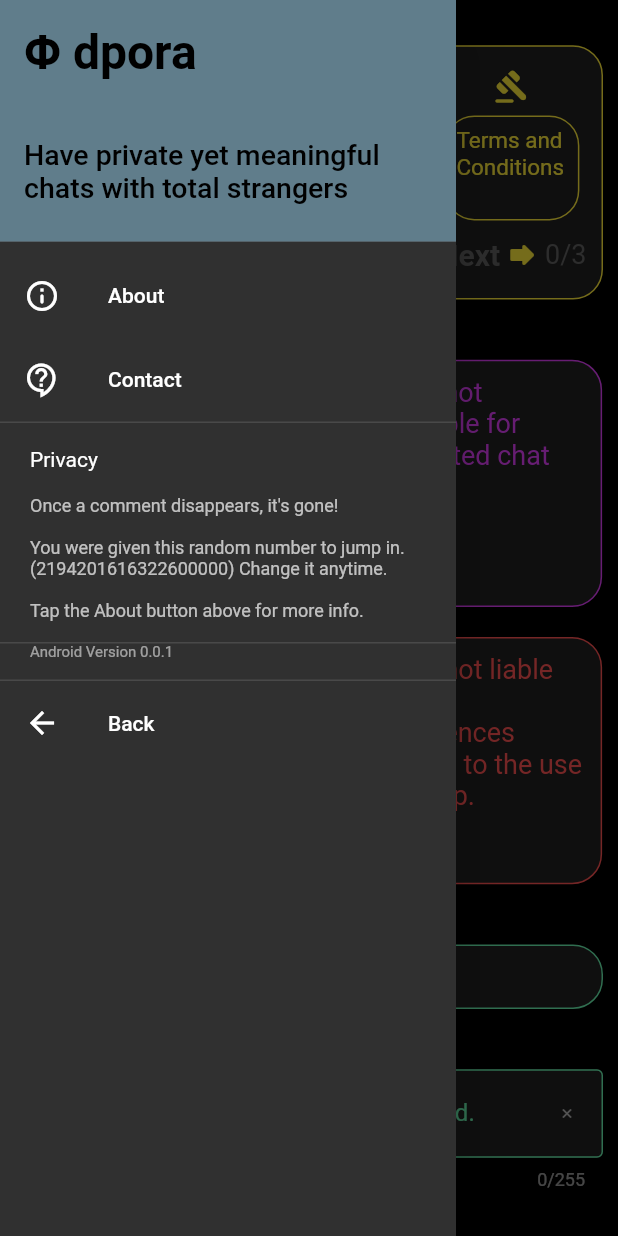
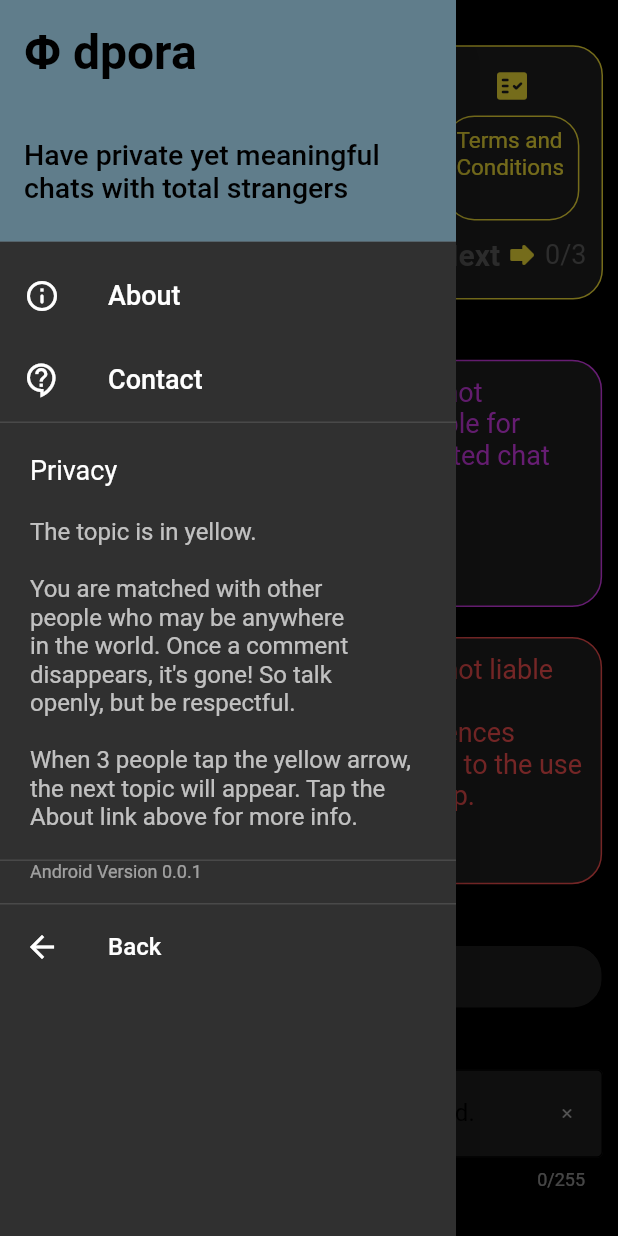
Before and after one commit to cosmobi/dpora, a Flutter app: the screen it shows after launch, with the side drawer open, on a phone screen of 412 x 824 dp. Run offline on Flutter 3.47's test engine with Material 2 defaults, Android fonts, the phone set to English and light mode, and no system bars; our stand-ins replace connectivity, firebase_auth, firebase_core, firebase_database, share_plus; accounts and stored records are empty.

Commit message:
Can fetch user info to display assigned group and color

```diff
--- a/lib/local_import.dart
+++ b/lib/local_import.dart
@@ -1,5 +1,3 @@
-import 'package:connectivity/connectivity.dart';
-import 'dart:math';
 
 // TODO: Stimuli totals need to be updated before every app release!
 final int totalAds = 1;
@@ -18,23 +16,12 @@ final int totalTrivia = 132;
 final int totalStimuli = 2456; // Total Sum
 // *******************************************************
 
-// Generate an UUID
-String milliseconds = DateTime.now().millisecondsSinceEpoch.toString();
-Random generateRandom = new Random();
-String randomNumber = generateRandom.nextInt(1000000).toString();
-final String uuid = randomNumber + milliseconds;
-
-// Random ID example: r4me6vuiRqQnJ*GoToTheMoon!
-
-// If mobile data and/or wifi are turned off then tell the
-// user (as a stimulus and snackbar) to turn on one or both.
-bool airplaneMode = false;
-void checkConnectivity() async {
-  var connectivityResult = await (Connectivity().checkConnectivity());
-  if (connectivityResult == ConnectivityResult.none) {
-    airplaneMode = true;
-  }
-}
+// To generate an UID (eg, r4me6vuiRqQnJ*GoToTheMoon), if needed...
+// then import 'dart:math'; at the top and uncomment these lines...
+// String milliseconds = DateTime.now().millisecondsSinceEpoch.toString();
+// Random generateRandom = new Random();
+// String randomNumber = generateRandom.nextInt(1000000).toString();
+// final String uid = randomNumber + milliseconds;
 
 // Will be used to hold platform identification
 String platform;
@@ -43,12 +30,20 @@ String platform;
 DateTime nowDate = new DateTime.now();
 String nowYear = new DateTime(nowDate.year).toString().substring(0, 4);
 final String copyright = 'Copyright © 2020-' + nowYear + ' dpora';
+// And use this as default timestamp
+int milliEpoch = nowDate.millisecondsSinceEpoch;
 
 // Set the opacity and duration for fading text
 double userOpacity = 1.0;
 double chatOpacity = 1.0;
 int userFadeTime = 10; // in seconds
 int chatFadeTime = 10;
+
+// dporian info
+int userBoots = 0;
+int userBootstamp = milliEpoch;
+String userColorString = '';
+String userGroup = '';
 
 // Create lists (decks) containing all the stimuli counts
 // These decks will be shuffled later to choose a random entry
@@ -91,29 +86,26 @@ String instructTrivia = '';
 // And this will hold the currently selected category
 String instructStimulus = '';
 
-// TODO: Delete this Map definition if it works without it
-//Map<String, dynamic> categoryInstructions;
-
 // These variables hold all the chat activity
 String blueContent = '';
 int blueStrikes = 0;
-int blueTimestamp = 0;
+int blueTimestamp = milliEpoch;
 bool blueVacancy = false;
 String greenContent = '';
 int greenStrikes = 0;
-int greenTimestamp = 0;
+int greenTimestamp = milliEpoch;
 bool greenVacancy = false;
 String orangeContent = '';
 int orangeStrikes = 0;
-int orangeTimestamp = 0;
+int orangeTimestamp = milliEpoch;
 bool orangeVacancy = false;
 String purpleContent = '';
 int purpleStrikes = 0;
-int purpleTimestamp = 0;
+int purpleTimestamp = milliEpoch;
 bool purpleVacancy = false;
 String redContent = '';
 int redStrikes = 0;
-int redTimestamp = 0;
+int redTimestamp = milliEpoch;
 bool redVacancy = false;
 int groupSize = 0;
 
@@ -132,6 +124,28 @@ var menuMessages = [
 
 // Classes below are for the serialization of
 // json-formatted data to and from the database
+
+class Dporian {
+  final int boots;
+  final int bootstamp;
+  final String color;
+  final String group;
+
+  Dporian(this.boots, this.bootstamp, this.color, this.group);
+
+  Dporian.fromJson(Map<String, dynamic> json)
+      : boots = json['boots'],
+        bootstamp = json['bootstamp'],
+        color = json['color'],
+        group = json['group'];
+
+  Map<String, dynamic> toJson() => {
+        'boots': boots,
+        'bootstamp': bootstamp,
+        'color': color,
+        'group': group,
+      };
+}
 
 class Stimulus {
   final int flagged;
--- a/lib/main.dart
+++ b/lib/main.dart
@@ -1,6 +1,7 @@
 import 'package:flutter/material.dart';
 import 'dart:async';
 import 'local_import.dart';
+import 'package:connectivity/connectivity.dart';
 import 'package:share_plus/share_plus.dart';
 import 'package:flutter/foundation.dart';
 import 'package:url_launcher/url_launcher.dart';
@@ -52,21 +53,31 @@ _contactForm() async {
   }
 }
 
+// If mobile data and/or wifi are turned off then tell the
+// user (as a stimulus and snackbar) to turn on one or both.
+bool airplaneMode = false;
+void checkConnectivity() async {
+  var connectivityResult = await (Connectivity().checkConnectivity());
+  if (connectivityResult == ConnectivityResult.none) {
+    airplaneMode = true;
+  }
+}
+
 // Default app-wide colors
 Color boxBGColor = Colors.grey[900];
 Color iconColor = Colors.grey[700];
 Color menuColor = Colors.blueGrey;
 
-// Default values for the tileText and textColor
-Color userColor = Colors.greenAccent;
-String tileTextLT = 'You must be 13 years old to use this app (dpora).';
-Color textColorLT = Colors.orangeAccent;
-String tileTextLB = 'dpora does not save user-created chat content.';
-Color textColorLB = Colors.blueAccent;
-String tileTextRT = 'dpora is not responsible for user-created chat content.';
-Color textColorRT = Colors.purpleAccent;
-String tileTextRB = 'dpora is not liable for any consequences attributed to the use of this app.';
-Color textColorRB = Colors.redAccent;
+// Empty default values for the tileText and textColor
+Color userColor = Colors.black;
+String tileTextLT = '';
+Color textColorLT = Colors.black;
+String tileTextLB = '';
+Color textColorLB = Colors.black;
+String tileTextRT = '';
+Color textColorRT = Colors.black;
+String tileTextRB = '';
+Color textColorRB = Colors.black;
 
 // using this to handle inputted text in the textfield
 TextEditingController inputController = TextEditingController();
@@ -119,6 +130,24 @@ class _DporaAppState extends State<DporaApp> {
       print(e.toString());
       return null;
     }
+  }
+
+  // Get user info
+  void getUser(dporian) {
+    firebaseRTDB
+        .child('dporians/$dporian')
+        .once()
+        .then((DataSnapshot snapshot) {
+      Map<String, dynamic> userMap =
+          new Map<String, dynamic>.from(snapshot.value);
+      var userDetails = Dporian.fromJson(userMap);
+      setState(() {
+        userBoots = userDetails.boots;
+        userBootstamp = userDetails.bootstamp;
+        userColorString = userDetails.color;
+        userGroup = userDetails.group;
+      });
+    });
   }
 
   // Pick a stimulus
@@ -337,9 +366,10 @@ class _DporaAppState extends State<DporaApp> {
   }
 
   // Assign chat content and colors to their boxes
-  void assignChatBoxes(userColor) {
-    if (userColor == 'blue') {
+  void assignChatBoxes(userColorString) {
+    if (userColorString == 'blue') {
       setState(() {
+        userColor = Colors.blueAccent;
         tileTextLT = orangeContent;
         textColorLT = Colors.orangeAccent;
         tileTextLB = greenContent;
@@ -349,8 +379,21 @@ class _DporaAppState extends State<DporaApp> {
         tileTextRB = redContent;
         textColorRB = Colors.redAccent;
       });
-    } else if (userColor == 'orange') {
+    } else if (userColorString == 'green') {
       setState(() {
+        userColor = Colors.greenAccent;
+        tileTextLT = orangeContent;
+        textColorLT = Colors.orangeAccent;
+        tileTextLB = blueContent;
+        textColorLB = Colors.blueAccent;
+        tileTextRT = purpleContent;
+        textColorRT = Colors.purpleAccent;
+        tileTextRB = redContent;
+        textColorRB = Colors.redAccent;
+      });
+    } else if (userColorString == 'orange') {
+      setState(() {
+        userColor = Colors.orangeAccent;
         tileTextLT = greenContent;
         textColorLT = Colors.greenAccent;
         tileTextLB = blueContent;
@@ -360,8 +403,9 @@ class _DporaAppState extends State<DporaApp> {
         tileTextRB = redContent;
         textColorRB = Colors.redAccent;
       });
-    } else if (userColor == 'purple') {
+    } else if (userColorString == 'purple') {
       setState(() {
+        userColor = Colors.purpleAccent;
         tileTextLT = orangeContent;
         textColorLT = Colors.orangeAccent;
         tileTextLB = blueContent;
@@ -371,8 +415,9 @@ class _DporaAppState extends State<DporaApp> {
         tileTextRB = redContent;
         textColorRB = Colors.redAccent;
       });
-    } else if (userColor == 'red') {
+    } else if (userColorString == 'red') {
       setState(() {
+        userColor = Colors.redAccent;
         tileTextLT = orangeContent;
         textColorLT = Colors.orangeAccent;
         tileTextLB = blueContent;
@@ -381,18 +426,6 @@ class _DporaAppState extends State<DporaApp> {
         textColorRT = Colors.purpleAccent;
         tileTextRB = greenContent;
         textColorRB = Colors.greenAccent;
-      });
-    } else {
-      // userColor is green (or null)
-      setState(() {
-        tileTextLT = orangeContent;
-        textColorLT = Colors.orangeAccent;
-        tileTextLB = blueContent;
-        textColorLB = Colors.blueAccent;
-        tileTextRT = purpleContent;
-        textColorRT = Colors.purpleAccent;
-        tileTextRB = redContent;
-        textColorRB = Colors.redAccent;
       });
     }
   }
@@ -446,10 +479,12 @@ class _DporaAppState extends State<DporaApp> {
     // print(auth.currentUser.metadata.creationTime);
     // Use... FirebaseAuth.instance.signOut(); ...to sign out a user
 
-    // right now, the test user is zM26iXLzhghCYHg9vddgBK0tokl2
-
     // if already signed in...
     if (auth.currentUser != null) {
+      //
+      // Fetch user info
+      getUser(auth.currentUser.uid);
+
       // TODO: assign to a group if not assigned already
 
       // Load all stimlui category instructions
@@ -463,19 +498,32 @@ class _DporaAppState extends State<DporaApp> {
       // Choose a random stimulus
       randomStimulus();
 
-      // Connect to group content
-      getComments('baleebalaa');
+      // Connect to group content, after userGroup was found
+      if (userGroup != "") {
+        getComments(userGroup);
+      } else {
+        CircularProgressIndicator();
+      }
 
       // Assign group to appropriate chat boxes
-      assignChatBoxes(userColor);
+      assignChatBoxes(userColorString);
       //
     } else {
       stimulusText =
           'Tap the yellow arrow button on the right to continue, and to accept these terms and conditions.';
       instructStimulus = 'Terms and Conditions';
+      // This sets up the basic Terms and Conditions screen before login
+      userColor = Colors.black; // to hide it
+      tileTextLT = 'You must be 13 years old to use this app (dpora).';
+      textColorLT = Colors.orangeAccent;
+      tileTextLB = 'dpora does not save user-created chat content.';
+      textColorLB = Colors.blueAccent;
+      tileTextRT = 'dpora is not responsible for user-created chat content.';
+      textColorRT = Colors.purpleAccent;
+      tileTextRB =
+          'dpora is not liable for any consequences attributed to the use of this app.';
+      textColorRB = Colors.redAccent;
     }
-
-    // Assign chat boxes
 
     return MaterialApp(
       scaffoldMessengerKey: rootScaffoldMessengerKey,
@@ -528,7 +576,7 @@ class _DporaAppState extends State<DporaApp> {
                 title: Text(
                   'About',
                   style: TextStyle(
-                    fontSize: 14,
+                    fontSize: 18,
                     color: Colors.white,
                   ),
                 ),
@@ -548,7 +596,7 @@ class _DporaAppState extends State<DporaApp> {
                 title: Text(
                   'Contact',
                   style: TextStyle(
-                    fontSize: 14,
+                    fontSize: 18,
                     color: Colors.white,
                   ),
                 ),
@@ -573,21 +621,26 @@ class _DporaAppState extends State<DporaApp> {
                       TextSpan(
                         text: '\nPrivacy' + '\n\n',
                         style: TextStyle(
-                          fontSize: 14,
+                          fontSize: 18,
                           color: Colors.white,
                         ),
                       ),
                       TextSpan(
                         text: '''
-Once a comment disappears, it's gone!
+The topic is in yellow.
 
-You were given this random number to jump in.
-($uuid) Change it anytime.
+You are matched with other
+people who may be anywhere
+in the world. Once a comment
+disappears, it's gone! So talk
+openly, but be respectful.
 
-Tap the About button above for more info.
+When 3 people tap the yellow arrow,
+the next topic will appear. Tap the
+About link above for more info.
 ''',
                         style: TextStyle(
-                          fontSize: 12,
+                          fontSize: 16,
                           color: Colors.white70,
                         ),
                       ),
@@ -635,7 +688,7 @@ Tap the About button above for more info.
                       TextSpan(
                         text: platform + ' Version 0.0.1' + '\n',
                         style: TextStyle(
-                          fontSize: 10,
+                          fontSize: 12,
                           color: Colors.white54,
                         ),
                       ),
@@ -659,7 +712,7 @@ Tap the About button above for more info.
                 title: Text(
                   'Back',
                   style: TextStyle(
-                    fontSize: 14,
+                    fontSize: 16,
                     color: Colors.white,
                   ),
                 ),
@@ -677,6 +730,7 @@ Tap the About button above for more info.
           builder: (context, orientation) {
             return orientation == Orientation.portrait
                 ? _buildVerticalLayout(
+                    userColor,
                     tileTextLT,
                     textColorLT,
                     tileTextLB,
@@ -687,6 +741,7 @@ Tap the About button above for more info.
                     textColorRB,
                   )
                 : _buildHorizontalLayout(
+                    userColor,
                     tileTextLT,
                     textColorLT,
                     tileTextLB,
@@ -724,11 +779,6 @@ Tap the About button above for more info.
         Icons.emoji_emotions_rounded,
         color: Colors.yellow,
       );
-    } else if (categoryChoice == 'myths') {
-      return Icon(
-        Icons.fact_check_rounded,
-        color: Colors.yellow,
-      );
     } else if (categoryChoice == 'news') {
       return Icon(
         Icons.speaker_notes_rounded,
@@ -764,15 +814,12 @@ Tap the About button above for more info.
         Icons.group_rounded,
         color: Colors.yellow,
       );
-    } else if (categoryChoice == 'trivia') {
+    } else {
+      // Trivia or Myths
+      // Terms and Conditions
+      // No Internet Connection
       return Icon(
         Icons.fact_check_rounded,
-        color: Colors.yellow,
-      );
-    } else {
-      // Terms and Conditions
-      return Icon(
-        Icons.gavel_rounded,
         color: Colors.yellow,
       );
     }
@@ -943,7 +990,7 @@ Tap the About button above for more info.
     );
   }
 
-  Widget _userInput() {
+  Widget _userInput(userColor) {
     int _timeUntilFade = 20;
     int _fadeDuration = 10;
     return TextField(
@@ -1112,6 +1159,7 @@ Tap the About button above for more info.
   }
 
   Widget _buildVerticalLayout(
+    userColor,
     tileTextLT,
     textColorLT,
     tileTextLB,
@@ -1182,13 +1230,14 @@ Tap the About button above for more info.
         Container(
           padding: EdgeInsets.all(10.0),
           width: MediaQuery.of(context).size.width,
-          child: _userInput(),
+          child: _userInput(userColor),
         ),
       ],
     );
   }
 
   Widget _buildHorizontalLayout(
+    userColor,
     tileTextLT,
     textColorLT,
     tileTextLB,
@@ -1271,7 +1320,7 @@ Tap the About button above for more info.
       Container(
         width: MediaQuery.of(context).size.width * 0.95, //95%
         padding: EdgeInsets.all(10.0),
-        child: _userInput(),
+        child: _userInput(userColor),
       ),
     ]);
   }
```
Also changed, not shown: pubspec.lock.
